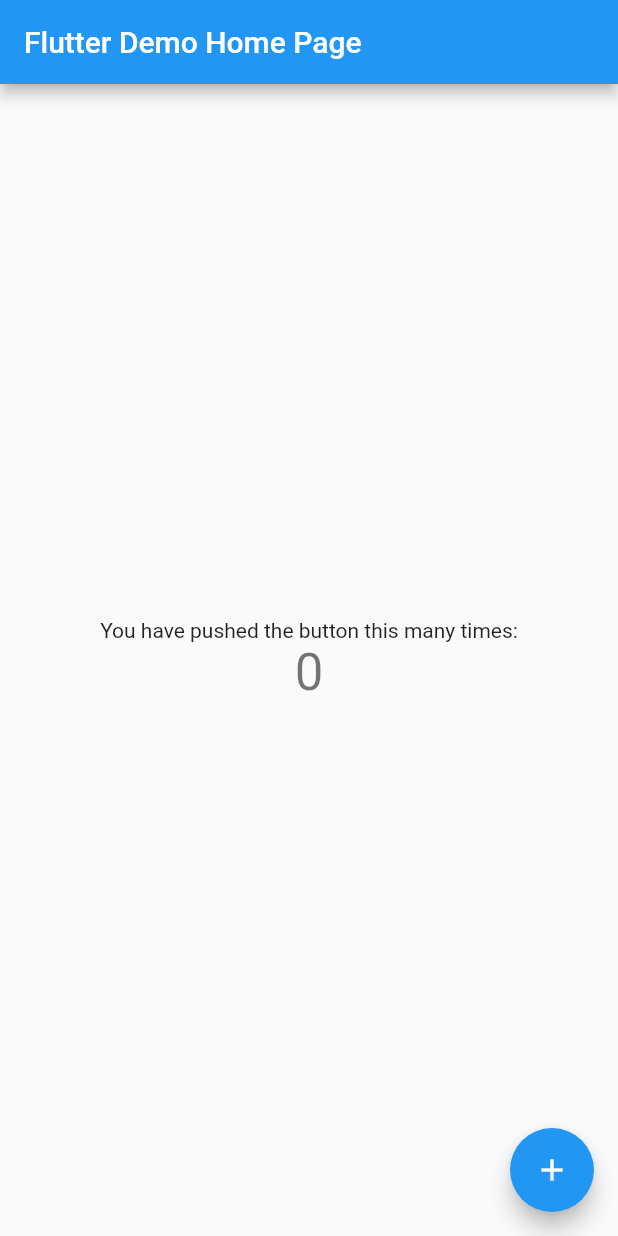
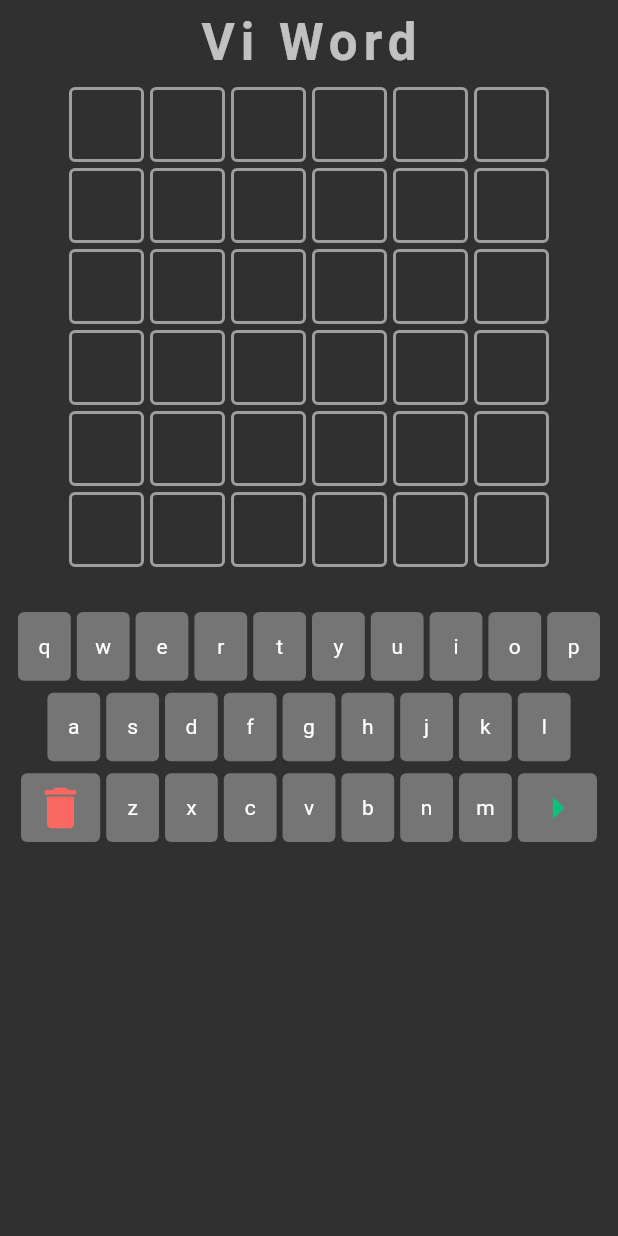
Before and after one commit to tadyuh76/vi_word, a Flutter app: the screen it shows after launch, on a phone screen of 412 x 824 dp. Run offline on Flutter 3.47's test engine with Material 2 defaults, Android fonts, the phone set to English and light mode, and no system bars.

Commit message:
complete basic

```diff
--- a/lib/main.dart
+++ b/lib/main.dart
@@ -1,115 +1,17 @@
 import 'package:flutter/material.dart';
+import 'package:vi_word/screens/game_screeen/game_screen.dart';
 
-void main() {
-  runApp(const MyApp());
-}
+void main() => runApp(const App());
 
-class MyApp extends StatelessWidget {
-  const MyApp({Key? key}) : super(key: key);
+class App extends StatelessWidget {
+  const App({Key? key}) : super(key: key);
 
-  // This widget is the root of your application.
   @override
   Widget build(BuildContext context) {
     return MaterialApp(
-      title: 'Flutter Demo',
-      theme: ThemeData(
-        // This is the theme of your application.
-        //
-        // Try running your application with "flutter run". You'll see the
-        // application has a blue toolbar. Then, without quitting the app, try
-        // changing the primarySwatch below to Colors.green and then invoke
-        // "hot reload" (press "r" in the console where you ran "flutter run",
-        // or simply save your changes to "hot reload" in a Flutter IDE).
-        // Notice that the counter didn't reset back to zero; the application
-        // is not restarted.
-        primarySwatch: Colors.blue,
-      ),
-      home: const MyHomePage(title: 'Flutter Demo Home Page'),
+      debugShowCheckedModeBanner: false,
+      theme: ThemeData.dark(),
+      home: const GameScreen(),
     );
   }
 }
-
-class MyHomePage extends StatefulWidget {
-  const MyHomePage({Key? key, required this.title}) : super(key: key);
-
-  // This widget is the home page of your application. It is stateful, meaning
-  // that it has a State object (defined below) that contains fields that affect
-  // how it looks.
-
-  // This class is the configuration for the state. It holds the values (in this
-  // case the title) provided by the parent (in this case the App widget) and
-  // used by the build method of the State. Fields in a Widget subclass are
-  // always marked "final".
-
-  final String title;
-
-  @override
-  State<MyHomePage> createState() => _MyHomePageState();
-}
-
-class _MyHomePageState extends State<MyHomePage> {
-  int _counter = 0;
-
-  void _incrementCounter() {
-    setState(() {
-      // This call to setState tells the Flutter framework that something has
-      // changed in this State, which causes it to rerun the build method below
-      // so that the display can reflect the updated values. If we changed
-      // _counter without calling setState(), then the build method would not be
-      // called again, and so nothing would appear to happen.
-      _counter++;
-    });
-  }
-
-  @override
-  Widget build(BuildContext context) {
-    // This method is rerun every time setState is called, for instance as done
-    // by the _incrementCounter method above.
-    //
-    // The Flutter framework has been optimized to make rerunning build methods
-    // fast, so that you can just rebuild anything that needs updating rather
-    // than having to individually change instances of widgets.
-    return Scaffold(
-      appBar: AppBar(
-        // Here we take the value from the MyHomePage object that was created by
-        // the App.build method, and use it to set our appbar title.
-        title: Text(widget.title),
-      ),
-      body: Center(
-        // Center is a layout widget. It takes a single child and positions it
-        // in the middle of the parent.
-        child: Column(
-          // Column is also a layout widget. It takes a list of children and
-          // arranges them vertically. By default, it sizes itself to fit its
-          // children horizontally, and tries to be as tall as its parent.
-          //
-          // Invoke "debug painting" (press "p" in the console, choose the
-          // "Toggle Debug Paint" action from the Flutter Inspector in Android
-          // Studio, or the "Toggle Debug Paint" command in Visual Studio Code)
-          // to see the wireframe for each widget.
-          //
-          // Column has various properties to control how it sizes itself and
-          // how it positions its children. Here we use mainAxisAlignment to
-          // center the children vertically; the main axis here is the vertical
-          // axis because Columns are vertical (the cross axis would be
-          // horizontal).
-          mainAxisAlignment: MainAxisAlignment.center,
-          children: <Widget>[
-            const Text(
-              'You have pushed the button this many times:',
-            ),
-            Text(
-              '$_counter',
-              style: Theme.of(context).textTheme.headline4,
-            ),
-          ],
-        ),
-      ),
-      floatingActionButton: FloatingActionButton(
-        onPressed: _incrementCounter,
-        tooltip: 'Increment',
-        child: const Icon(Icons.add),
-      ), // This trailing comma makes auto-formatting nicer for build methods.
-    );
-  }
-}
--- /dev/null
+++ b/lib/models/letter.dart
@@ -0,0 +1,44 @@
+import 'package:flutter/material.dart';
+import 'package:vi_word/utils/colors.dart';
+
+enum LetterStatus { initial, notInWord, wrongPosition, wrongAccent, correct }
+
+class Letter {
+  String val;
+  LetterStatus status;
+
+  Letter({required this.val, this.status = LetterStatus.initial});
+
+  factory Letter.empty() => Letter(val: '');
+
+  Color get backgroundColor {
+    switch (status) {
+      case LetterStatus.initial:
+        return Colors.transparent;
+      case LetterStatus.correct:
+        return primary;
+      case LetterStatus.wrongAccent:
+        return secondary;
+      case LetterStatus.wrongPosition:
+        return ternary;
+      case LetterStatus.notInWord:
+        return Colors.grey[700]!;
+      default:
+        return Colors.transparent;
+    }
+  }
+
+  Color get borderColor {
+    switch (status) {
+      case LetterStatus.initial:
+        return Colors.grey;
+      default:
+        return Colors.transparent;
+    }
+  }
+
+  void copyWith({String? val, LetterStatus? status}) {
+    this.val = val ?? this.val;
+    this.status = status ?? this.status;
+  }
+}
--- /dev/null
+++ b/lib/models/word.dart
@@ -0,0 +1,28 @@
+import 'package:vi_word/models/letter.dart';
+
+class Word {
+  final List<Letter> letters;
+
+  Word({required this.letters});
+
+  factory Word.fromString(String str) {
+    return Word(letters: str.split('').map((e) => Letter(val: e)).toList());
+  }
+
+  String wordString() => letters.map((e) => e.val).join('');
+
+  void addLetter(String val) {
+    final currentIndex = letters.indexWhere((element) => element.val.isEmpty);
+    if (currentIndex != -1) {
+      letters[currentIndex] = Letter(val: val);
+    }
+  }
+
+  void removeLetter() {
+    final lastLetterIndex =
+        letters.lastIndexWhere((element) => element.val.isNotEmpty);
+    if (lastLetterIndex != -1) {
+      letters[lastLetterIndex] = Letter.empty();
+    }
+  }
+}
--- /dev/null
+++ b/lib/modules/game.dart
@@ -0,0 +1,9 @@
+import 'package:vi_word/models/letter.dart';
+import 'package:vi_word/models/word.dart';
+
+class Game {
+  static final List<Word> initBoard = List.generate(
+    6,
+    (_) => Word(letters: List.generate(6, (_) => Letter.empty())),
+  );
+}
--- /dev/null
+++ b/lib/screens/game_screeen/game_screen.dart
@@ -0,0 +1,94 @@
+import 'package:flutter/material.dart';
+import 'package:vi_word/models/letter.dart';
+import 'package:vi_word/models/word.dart';
+import 'package:vi_word/modules/game.dart';
+import 'package:vi_word/utils/constants.dart';
+import 'package:vi_word/widgets/board.dart';
+import 'package:vi_word/widgets/keyboard.dart';
+
+enum GameStatus { playing, won, lost, submiting }
+
+class GameScreen extends StatefulWidget {
+  const GameScreen({Key? key}) : super(key: key);
+
+  @override
+  State<GameScreen> createState() => _GameScreenState();
+}
+
+class _GameScreenState extends State<GameScreen> {
+  List<Word> _board = Game.initBoard;
+  int _currentIndex = 0;
+  GameStatus _gameStatus = GameStatus.playing;
+
+  Word? get _currentWord =>
+      _currentIndex < _board.length ? _board[_currentIndex] : null;
+  String get _solution => 'conheo';
+
+  void onKeyTap(String val) {
+    if (_gameStatus == GameStatus.playing) {
+      setState(() => _currentWord?.addLetter(val));
+    }
+  }
+
+  void onDeleteTap() {
+    if (_gameStatus == GameStatus.playing) {
+      setState(() => _currentWord?.removeLetter());
+    }
+  }
+
+  void onEnterTap() {
+    if (_gameStatus == GameStatus.playing &&
+        _currentWord != null &&
+        !_currentWord!.letters.contains(Letter.empty())) {
+      _gameStatus = GameStatus.submiting;
+      print('');
+
+      for (int i = 0; i < _currentWord!.letters.length; i++) {
+        final currentWordLetter = _currentWord!.letters[i];
+        final currentSolutionLetter = _solution[i];
+
+        if (currentWordLetter.val == currentSolutionLetter) {
+          currentWordLetter.copyWith(status: LetterStatus.correct);
+        } else if (_solution.contains(currentWordLetter.val)) {
+          currentWordLetter.copyWith(status: LetterStatus.wrongPosition);
+        } else {
+          currentWordLetter.copyWith(status: LetterStatus.notInWord);
+        }
+      }
+      setState(() {
+        _currentIndex = _currentIndex + 1;
+        _gameStatus = GameStatus.playing;
+        _board = [
+          Word(letters: [Letter.empty()])
+        ];
+      });
+    }
+  }
+
+  @override
+  Widget build(BuildContext context) {
+    return Scaffold(
+      appBar: AppBar(
+        backgroundColor: Theme.of(context).scaffoldBackgroundColor,
+        elevation: 0,
+        title: const Text(appName),
+        centerTitle: true,
+        titleTextStyle: Theme.of(context).textTheme.headline4!.copyWith(
+              letterSpacing: 4,
+              fontWeight: FontWeight.bold,
+            ),
+      ),
+      body: Column(
+        children: [
+          Board(board: _board),
+          const SizedBox(height: 24),
+          Keyboard(
+            onKeyTap: onKeyTap,
+            onEnterTap: onEnterTap,
+            onDeleteTap: onDeleteTap,
+          ),
+        ],
+      ),
+    );
+  }
+}
--- /dev/null
+++ b/lib/utils/colors.dart
@@ -0,0 +1,6 @@
+import 'package:flutter/material.dart';
+
+const Color primary = Color(0xFF0CC078);
+const Color secondary = Color(0xFFA8E4EF);
+const Color ternary = Color(0xFFFCFC99);
+const Color red = Color(0xFFFB6862);
--- /dev/null
+++ b/lib/utils/constants.dart
@@ -0,0 +1,3 @@
+const appName = 'Vi Word';
+
+const double defaultPadding = 20;
--- /dev/null
+++ b/lib/widgets/board.dart
@@ -0,0 +1,29 @@
+import 'package:flutter/material.dart';
+import 'package:vi_word/models/word.dart';
+import 'package:vi_word/widgets/board_tile.dart';
+
+class Board extends StatelessWidget {
+  final List<Word> board;
+  const Board({
+    Key? key,
+    required this.board,
+  }) : super(key: key);
+
+  @override
+  Widget build(BuildContext context) {
+    return Column(
+      mainAxisAlignment: MainAxisAlignment.center,
+      crossAxisAlignment: CrossAxisAlignment.center,
+      children: board
+          .map(
+            (word) => Row(
+              mainAxisAlignment: MainAxisAlignment.center,
+              children: word.letters
+                  .map((letter) => BoardTile(letter: letter))
+                  .toList(),
+            ),
+          )
+          .toList(),
+    );
+  }
+}
--- /dev/null
+++ b/lib/widgets/board_tile.dart
@@ -0,0 +1,30 @@
+import 'package:flutter/material.dart';
+import 'package:vi_word/models/letter.dart';
+
+class BoardTile extends StatelessWidget {
+  final Letter letter;
+  const BoardTile({Key? key, required this.letter}) : super(key: key);
+
+  @override
+  Widget build(BuildContext context) {
+    return Container(
+      width: 50,
+      height: 50,
+      margin: const EdgeInsets.all(2),
+      padding: const EdgeInsets.all(4),
+      alignment: Alignment.center,
+      decoration: BoxDecoration(
+        border: Border.all(color: letter.borderColor, width: 2),
+        color: letter.backgroundColor,
+        borderRadius: BorderRadius.circular(4),
+      ),
+      child: Text(
+        letter.val.toUpperCase(),
+        style: const TextStyle(
+          fontSize: 32,
+          fontWeight: FontWeight.bold,
+        ),
+      ),
+    );
+  }
+}
--- /dev/null
+++ b/lib/widgets/keyboard.dart
@@ -0,0 +1,141 @@
+import 'package:flutter/material.dart';
+import 'package:vi_word/utils/colors.dart';
+import 'package:vi_word/utils/constants.dart';
+
+const _enterKey = 'enter';
+const _delKey = 'del';
+
+var _keyRows = [
+  ['q', 'w', 'e', 'r', 't', 'y', 'u', 'i', 'o', 'p'],
+  ['a', 's', 'd', 'f', 'g', 'h', 'j', 'k', 'l'],
+  [_delKey, 'z', 'x', 'c', 'v', 'b', 'n', 'm', _enterKey],
+];
+
+class Keyboard extends StatefulWidget {
+  final void Function(String) onKeyTap;
+  final VoidCallback onEnterTap, onDeleteTap;
+  const Keyboard({
+    Key? key,
+    required this.onKeyTap,
+    required this.onEnterTap,
+    required this.onDeleteTap,
+  }) : super(key: key);
+
+  @override
+  State<Keyboard> createState() => _KeyboardState();
+}
+
+class _KeyboardState extends State<Keyboard> {
+  @override
+  Widget build(BuildContext context) {
+    final keyWidth = (MediaQuery.of(context).size.width - defaultPadding) /
+            _keyRows[0].length -
+        4;
+
+    return Positioned(
+      bottom: 0,
+      child: Padding(
+        padding: const EdgeInsets.symmetric(horizontal: defaultPadding / 2),
+        child: Column(
+          children: _keyRows
+              .map(
+                (row) => Row(
+                  mainAxisAlignment: MainAxisAlignment.center,
+                  children: row.map((key) {
+                    if (key == _enterKey) {
+                      return _KeyboardButton.enter(
+                        onTap: widget.onEnterTap,
+                        width: keyWidth * 1.5,
+                        height: keyWidth * 1.3,
+                      );
+                    } else if (key == _delKey) {
+                      return _KeyboardButton.delete(
+                        onTap: widget.onDeleteTap,
+                        width: keyWidth * 1.5,
+                        height: keyWidth * 1.3,
+                      );
+                    } else {
+                      return _KeyboardButton(
+                        keyVal: key,
+                        onTap: () => widget.onKeyTap(key),
+                        height: keyWidth * 1.3,
+                        width: keyWidth,
+                        backgroundColor: Colors.grey[600],
+                      );
+                    }
+                  }).toList(),
+                ),
+              )
+              .toList(),
+        ),
+      ),
+    );
+  }
+}
+
+class _KeyboardButton extends StatelessWidget {
+  final VoidCallback onTap;
+  final double height;
+  final double width;
+  final String? keyVal;
+  final Color? backgroundColor;
+  final Icon? icon;
+
+  const _KeyboardButton({
+    Key? key,
+    this.icon,
+    this.keyVal,
+    required this.height,
+    required this.width,
+    required this.onTap,
+    required this.backgroundColor,
+  }) : super(key: key);
+
+  factory _KeyboardButton.enter({onTap, width, height}) {
+    return _KeyboardButton(
+      keyVal: _enterKey,
+      onTap: onTap,
+      width: width,
+      height: height,
+      backgroundColor: Colors.grey[600],
+      icon: const Icon(
+        Icons.arrow_right,
+        color: primary,
+        size: 36,
+      ),
+    );
+  }
+
+  factory _KeyboardButton.delete({onTap, width, height}) {
+    return _KeyboardButton(
+      keyVal: _delKey,
+      onTap: onTap,
+      width: width,
+      height: height,
+      backgroundColor: Colors.grey[600],
+      icon: const Icon(
+        Icons.delete,
+        color: red,
+        size: 36,
+      ),
+    );
+  }
+
+  @override
+  Widget build(BuildContext context) {
+    return InkWell(
+      onTap: onTap,
+      child: Container(
+        width: width,
+        height: height,
+        margin: const EdgeInsets.symmetric(vertical: 4, horizontal: 2),
+        alignment: Alignment.center,
+        decoration: BoxDecoration(
+          color: Colors.grey[600],
+          borderRadius: BorderRadius.circular(4),
+        ),
+        child: icon ?? Text(keyVal!),
+      ),
+    );
+  }
+}
```
Also changed, not shown: 1 other file.
